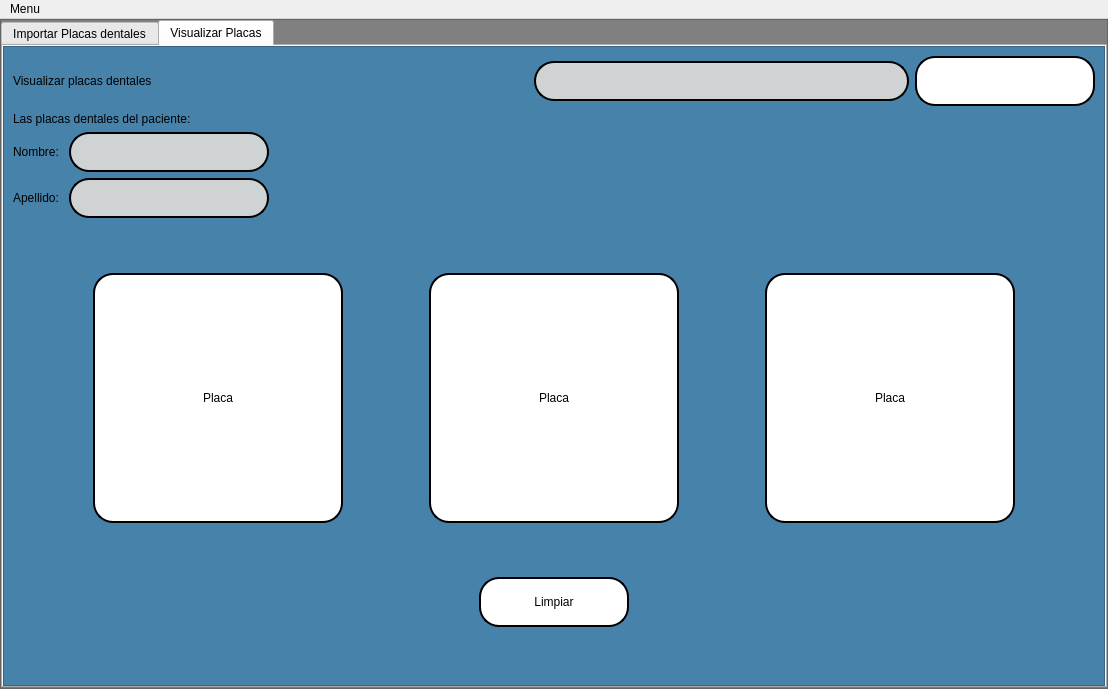
Reinaldito04/App-Consultas-y-Historias-Medicas, file interfaces/placas.ui: the form before one commit.
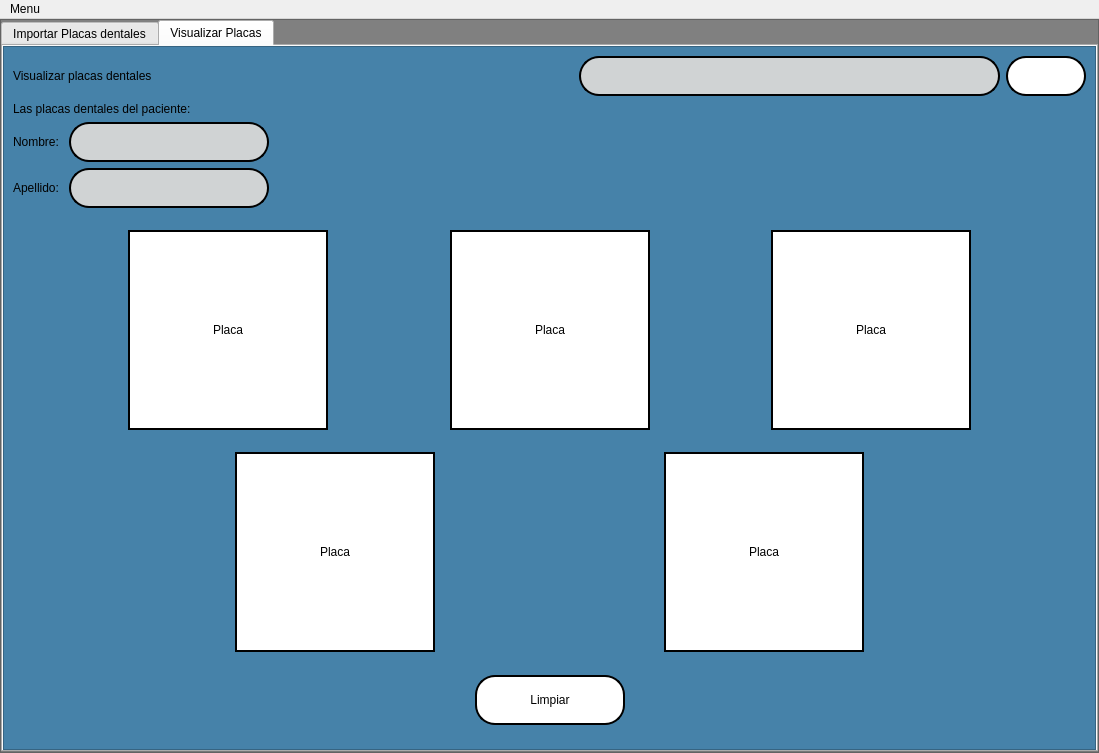
The form after the commit. The open tabs and pages were chosen to show the change. Icons and pictures are not drawn.

Commit message: Ajuste en la Ui's y Ui de placas, logica de esta misma seccion en el main

```diff
--- a/interfaces/placas.ui
+++ b/interfaces/placas.ui
@@ -6,8 +6,8 @@
    <rect>
     <x>0</x>
     <y>0</y>
-    <width>1108</width>
-    <height>689</height>
+    <width>1099</width>
+    <height>753</height>
    </rect>
   </property>
   <property name="windowTitle">
@@ -62,7 +62,7 @@
        <item>
         <widget class="QTabWidget" name="tabWidget">
          <property name="currentIndex">
-          <number>0</number>
+          <number>1</number>
          </property>
          <widget class="QWidget" name="tab">
           <attribute name="title">
@@ -126,7 +126,7 @@
              <property name="frameShadow">
               <enum>QFrame::Raised</enum>
              </property>
-             <layout class="QVBoxLayout" name="verticalLayout_6">
+             <layout class="QVBoxLayout" name="verticalLayout_7">
               <item>
                <layout class="QHBoxLayout" name="horizontalLayout_19">
                 <item>
@@ -163,14 +163,14 @@
                  <widget class="QPushButton" name="btn_buscar">
                   <property name="minimumSize">
                    <size>
-                    <width>180</width>
-                    <height>50</height>
+                    <width>80</width>
+                    <height>40</height>
                    </size>
                   </property>
                   <property name="maximumSize">
                    <size>
-                    <width>180</width>
-                    <height>16777215</height>
+                    <width>80</width>
+                    <height>40</height>
                    </size>
                   </property>
                   <property name="styleSheet">
@@ -181,7 +181,7 @@
                   </property>
                   <property name="icon">
                    <iconset>
-                    <normaloff>../../../../Desktop/PROYECTO/project/interfaces/ELEMENTOS GRAFICOS/buscar.png</normaloff>../../../../Desktop/PROYECTO/project/interfaces/ELEMENTOS GRAFICOS/buscar.png</iconset>
+                    <normaloff>ELEMENTOS GRAFICOS/buscar.png</normaloff>ELEMENTOS GRAFICOS/buscar.png</iconset>
                   </property>
                   <property name="iconSize">
                    <size>
@@ -307,26 +307,28 @@
                </layout>
               </item>
               <item>
-               <layout class="QHBoxLayout" name="horizontalLayout_3">
+               <spacer name="verticalSpacer_5">
+                <property name="orientation">
+                 <enum>Qt::Vertical</enum>
+                </property>
+                <property name="sizeHint" stdset="0">
+                 <size>
+                  <width>20</width>
+                  <height>40</height>
+                 </size>
+                </property>
+               </spacer>
+              </item>
+              <item>
+               <layout class="QHBoxLayout" name="horizontalLayout_6">
+                <item>
+                 <layout class="QVBoxLayout" name="verticalLayout_6">
                 <item>
                  <layout class="QVBoxLayout" name="verticalLayout_5">
-                  <item>
-                   <spacer name="verticalSpacer_3">
-                    <property name="orientation">
-                     <enum>Qt::Vertical</enum>
-                    </property>
-                    <property name="sizeHint" stdset="0">
-                     <size>
-                      <width>20</width>
-                      <height>40</height>
-                     </size>
-                    </property>
-                   </spacer>
-                  </item>
                   <item>
                    <layout class="QHBoxLayout" name="horizontalLayout_2">
                     <item>
-                     <spacer name="horizontalSpacer_21">
+                       <spacer name="horizontalSpacer_9">
                       <property name="orientation">
                        <enum>Qt::Horizontal</enum>
                       </property>
@@ -342,21 +344,20 @@
                      <widget class="QLabel" name="img1">
                       <property name="minimumSize">
                        <size>
-                        <width>250</width>
-                        <height>250</height>
+                          <width>200</width>
+                          <height>200</height>
                        </size>
                       </property>
                       <property name="maximumSize">
                        <size>
-                        <width>250</width>
-                        <height>250</height>
+                          <width>200</width>
+                          <height>200</height>
                        </size>
                       </property>
                       <property name="styleSheet">
                        <string notr="true">QLabel{
 background-color: rgb(255, 255, 255);
 border: 2px solid  rgb(0,0,0);
-border-radius:20px;
 }</string>
                       </property>
                       <property name="text">
@@ -371,7 +372,7 @@
                      </widget>
                     </item>
                     <item>
-                     <spacer name="horizontalSpacer_22">
+                       <spacer name="horizontalSpacer_6">
                       <property name="orientation">
                        <enum>Qt::Horizontal</enum>
                       </property>
@@ -387,21 +388,20 @@
                      <widget class="QLabel" name="img2">
                       <property name="minimumSize">
                        <size>
-                        <width>250</width>
-                        <height>250</height>
+                          <width>200</width>
+                          <height>200</height>
                        </size>
                       </property>
                       <property name="maximumSize">
                        <size>
-                        <width>250</width>
-                        <height>250</height>
+                          <width>200</width>
+                          <height>200</height>
                        </size>
                       </property>
                       <property name="styleSheet">
                        <string notr="true">QLabel{
 background-color: rgb(255, 255, 255);
 border: 2px solid  rgb(0,0,0);
-border-radius:20px;
 }</string>
                       </property>
                       <property name="text">
@@ -416,7 +416,7 @@
                      </widget>
                     </item>
                     <item>
-                     <spacer name="horizontalSpacer_23">
+                       <spacer name="horizontalSpacer_7">
                       <property name="orientation">
                        <enum>Qt::Horizontal</enum>
                       </property>
@@ -432,21 +432,20 @@
                      <widget class="QLabel" name="img3">
                       <property name="minimumSize">
                        <size>
-                        <width>250</width>
-                        <height>250</height>
+                          <width>200</width>
+                          <height>200</height>
                        </size>
                       </property>
                       <property name="maximumSize">
                        <size>
-                        <width>250</width>
-                        <height>250</height>
+                          <width>200</width>
+                          <height>200</height>
                        </size>
                       </property>
                       <property name="styleSheet">
                        <string notr="true">QLabel{
 background-color: rgb(255, 255, 255);
 border: 2px solid  rgb(0,0,0);
-border-radius:20px;
 }</string>
                       </property>
                       <property name="text">
@@ -461,7 +460,7 @@
                      </widget>
                     </item>
                     <item>
-                     <spacer name="horizontalSpacer_24">
+                       <spacer name="horizontalSpacer_8">
                       <property name="orientation">
                        <enum>Qt::Horizontal</enum>
                       </property>
@@ -476,7 +475,127 @@
                    </layout>
                   </item>
                   <item>
-                   <spacer name="verticalSpacer_2">
+                     <spacer name="verticalSpacer_3">
+                      <property name="orientation">
+                       <enum>Qt::Vertical</enum>
+                      </property>
+                      <property name="sizeHint" stdset="0">
+                       <size>
+                        <width>20</width>
+                        <height>40</height>
+                       </size>
+                      </property>
+                     </spacer>
+                    </item>
+                    <item>
+                     <layout class="QHBoxLayout" name="horizontalLayout_3">
+                      <item>
+                       <spacer name="horizontalSpacer_10">
+                        <property name="orientation">
+                         <enum>Qt::Horizontal</enum>
+                        </property>
+                        <property name="sizeHint" stdset="0">
+                         <size>
+                          <width>40</width>
+                          <height>20</height>
+                         </size>
+                        </property>
+                       </spacer>
+                      </item>
+                      <item>
+                       <widget class="QLabel" name="img4">
+                        <property name="minimumSize">
+                         <size>
+                          <width>200</width>
+                          <height>200</height>
+                         </size>
+                        </property>
+                        <property name="maximumSize">
+                         <size>
+                          <width>200</width>
+                          <height>200</height>
+                         </size>
+                        </property>
+                        <property name="styleSheet">
+                         <string notr="true">QLabel{
+background-color: rgb(255, 255, 255);
+border: 2px solid  rgb(0,0,0);
+}</string>
+                        </property>
+                        <property name="text">
+                         <string>Placa</string>
+                        </property>
+                        <property name="scaledContents">
+                         <bool>true</bool>
+                        </property>
+                        <property name="alignment">
+                         <set>Qt::AlignCenter</set>
+                        </property>
+                       </widget>
+                      </item>
+                      <item>
+                       <spacer name="horizontalSpacer_11">
+                        <property name="orientation">
+                         <enum>Qt::Horizontal</enum>
+                        </property>
+                        <property name="sizeHint" stdset="0">
+                         <size>
+                          <width>40</width>
+                          <height>20</height>
+                         </size>
+                        </property>
+                       </spacer>
+                      </item>
+                      <item>
+                       <widget class="QLabel" name="img5">
+                        <property name="minimumSize">
+                         <size>
+                          <width>200</width>
+                          <height>200</height>
+                         </size>
+                        </property>
+                        <property name="maximumSize">
+                         <size>
+                          <width>200</width>
+                          <height>200</height>
+                         </size>
+                        </property>
+                        <property name="styleSheet">
+                         <string notr="true">QLabel{
+background-color: rgb(255, 255, 255);
+border: 2px solid  rgb(0,0,0);
+}</string>
+                        </property>
+                        <property name="text">
+                         <string>Placa</string>
+                        </property>
+                        <property name="scaledContents">
+                         <bool>true</bool>
+                        </property>
+                        <property name="alignment">
+                         <set>Qt::AlignCenter</set>
+                        </property>
+                       </widget>
+                      </item>
+                      <item>
+                       <spacer name="horizontalSpacer_12">
+                        <property name="orientation">
+                         <enum>Qt::Horizontal</enum>
+                        </property>
+                        <property name="sizeHint" stdset="0">
+                         <size>
+                          <width>40</width>
+                          <height>20</height>
+                         </size>
+                        </property>
+                       </spacer>
+                      </item>
+                     </layout>
+                    </item>
+                   </layout>
+                  </item>
+                  <item>
+                   <spacer name="verticalSpacer_4">
                     <property name="orientation">
                      <enum>Qt::Vertical</enum>
                     </property>
@@ -746,14 +865,14 @@
                </layout>
               </item>
               <item>
-               <spacer name="verticalSpacer_4">
+               <spacer name="verticalSpacer_2">
                 <property name="orientation">
                  <enum>Qt::Vertical</enum>
                 </property>
                 <property name="sizeHint" stdset="0">
                  <size>
                   <width>20</width>
-                  <height>47</height>
+                  <height>40</height>
                  </size>
                 </property>
                </spacer>
@@ -825,7 +944,7 @@
              <property name="frameShadow">
               <enum>QFrame::Raised</enum>
              </property>
-             <layout class="QVBoxLayout" name="verticalLayout_8">
+             <layout class="QVBoxLayout" name="verticalLayout_9">
               <item>
                <layout class="QHBoxLayout" name="horizontalLayout_17">
                 <item>
@@ -862,14 +981,14 @@
                  <widget class="QPushButton" name="btn_buscar_2">
                   <property name="minimumSize">
                    <size>
-                    <width>180</width>
-                    <height>50</height>
+                    <width>80</width>
+                    <height>40</height>
                    </size>
                   </property>
                   <property name="maximumSize">
                    <size>
-                    <width>180</width>
-                    <height>16777215</height>
+                    <width>80</width>
+                    <height>40</height>
                    </size>
                   </property>
                   <property name="styleSheet">
@@ -880,7 +999,7 @@
                   </property>
                   <property name="icon">
                    <iconset>
-                    <normaloff>../../../../Desktop/PROYECTO/project/interfaces/ELEMENTOS GRAFICOS/buscar.png</normaloff>../../../../Desktop/PROYECTO/project/interfaces/ELEMENTOS GRAFICOS/buscar.png</iconset>
+                    <normaloff>ELEMENTOS GRAFICOS/buscar.png</normaloff>ELEMENTOS GRAFICOS/buscar.png</iconset>
                   </property>
                   <property name="iconSize">
                    <size>
@@ -1013,99 +1132,11 @@
                </spacer>
               </item>
               <item>
-               <layout class="QHBoxLayout" name="horizontalLayout_11">
+               <layout class="QVBoxLayout" name="verticalLayout_8">
                 <item>
-                 <spacer name="horizontalSpacer_12">
-                  <property name="orientation">
-                   <enum>Qt::Horizontal</enum>
-                  </property>
-                  <property name="sizeHint" stdset="0">
-                   <size>
-                    <width>40</width>
-                    <height>20</height>
-                   </size>
-                  </property>
-                 </spacer>
-                </item>
+                 <layout class="QHBoxLayout" name="horizontalLayout_7">
                 <item>
-                 <widget class="QLabel" name="img4">
-                  <property name="minimumSize">
-                   <size>
-                    <width>250</width>
-                    <height>250</height>
-                   </size>
-                  </property>
-                  <property name="maximumSize">
-                   <size>
-                    <width>250</width>
-                    <height>250</height>
-                   </size>
-                  </property>
-                  <property name="styleSheet">
-                   <string notr="true">QLabel{
-background-color: rgb(255, 255, 255);
-border: 2px solid  rgb(0,0,0);
-border-radius:20px;
-}</string>
-                  </property>
-                  <property name="text">
-                   <string>Placa</string>
-                  </property>
-                  <property name="scaledContents">
-                   <bool>true</bool>
-                  </property>
-                  <property name="alignment">
-                   <set>Qt::AlignCenter</set>
-                  </property>
-                 </widget>
-                </item>
-                <item>
-                 <spacer name="horizontalSpacer_10">
-                  <property name="orientation">
-                   <enum>Qt::Horizontal</enum>
-                  </property>
-                  <property name="sizeHint" stdset="0">
-                   <size>
-                    <width>40</width>
-                    <height>20</height>
-                   </size>
-                  </property>
-                 </spacer>
-                </item>
-                <item>
-                 <widget class="QLabel" name="img5">
-                  <property name="minimumSize">
-                   <size>
-                    <width>250</width>
-                    <height>250</height>
-                   </size>
-                  </property>
-                  <property name="maximumSize">
-                   <size>
-                    <width>250</width>
-                    <height>250</height>
-                   </size>
-                  </property>
-                  <property name="styleSheet">
-                   <string notr="true">QLabel{
-background-color: rgb(255, 255, 255);
-border: 2px solid  rgb(0,0,0);
-border-radius:20px;
-}</string>
-                  </property>
-                  <property name="text">
-                   <string>Placa</string>
-                  </property>
-                  <property name="scaledContents">
-                   <bool>true</bool>
-                  </property>
-                  <property name="alignment">
-                   <set>Qt::AlignCenter</set>
-                  </property>
-                 </widget>
-                </item>
-                <item>
-                 <spacer name="horizontalSpacer_11">
+                   <spacer name="horizontalSpacer_14">
                   <property name="orientation">
                    <enum>Qt::Horizontal</enum>
                   </property>
@@ -1121,21 +1152,20 @@
                  <widget class="QLabel" name="img6">
                   <property name="minimumSize">
                    <size>
-                    <width>250</width>
-                    <height>250</height>
+                      <width>200</width>
+                      <height>200</height>
                    </size>
                   </property>
                   <property name="maximumSize">
                    <size>
-                    <width>250</width>
-                    <height>250</height>
+                      <width>200</width>
+                      <height>200</height>
                    </size>
                   </property>
                   <property name="styleSheet">
                    <string notr="true">QLabel{
 background-color: rgb(255, 255, 255);
 border: 2px solid  rgb(0,0,0);
-border-radius:20px;
 }</string>
                   </property>
                   <property name="text">
@@ -1162,6 +1192,214 @@
                   </property>
                  </spacer>
                 </item>
+                  <item>
+                   <widget class="QLabel" name="img7">
+                    <property name="minimumSize">
+                     <size>
+                      <width>200</width>
+                      <height>200</height>
+                     </size>
+                    </property>
+                    <property name="maximumSize">
+                     <size>
+                      <width>200</width>
+                      <height>200</height>
+                     </size>
+                    </property>
+                    <property name="styleSheet">
+                     <string notr="true">QLabel{
+background-color: rgb(255, 255, 255);
+border: 2px solid  rgb(0,0,0);
+}</string>
+                    </property>
+                    <property name="text">
+                     <string>Placa</string>
+                    </property>
+                    <property name="scaledContents">
+                     <bool>true</bool>
+                    </property>
+                    <property name="alignment">
+                     <set>Qt::AlignCenter</set>
+                    </property>
+                   </widget>
+                  </item>
+                  <item>
+                   <spacer name="horizontalSpacer_21">
+                    <property name="orientation">
+                     <enum>Qt::Horizontal</enum>
+                    </property>
+                    <property name="sizeHint" stdset="0">
+                     <size>
+                      <width>40</width>
+                      <height>20</height>
+                     </size>
+                    </property>
+                   </spacer>
+                  </item>
+                  <item>
+                   <widget class="QLabel" name="img8">
+                    <property name="minimumSize">
+                     <size>
+                      <width>200</width>
+                      <height>200</height>
+                     </size>
+                    </property>
+                    <property name="maximumSize">
+                     <size>
+                      <width>200</width>
+                      <height>200</height>
+                     </size>
+                    </property>
+                    <property name="styleSheet">
+                     <string notr="true">QLabel{
+background-color: rgb(255, 255, 255);
+border: 2px solid  rgb(0,0,0);
+}</string>
+                    </property>
+                    <property name="text">
+                     <string>Placa</string>
+                    </property>
+                    <property name="scaledContents">
+                     <bool>true</bool>
+                    </property>
+                    <property name="alignment">
+                     <set>Qt::AlignCenter</set>
+                    </property>
+                   </widget>
+                  </item>
+                  <item>
+                   <spacer name="horizontalSpacer_22">
+                    <property name="orientation">
+                     <enum>Qt::Horizontal</enum>
+                    </property>
+                    <property name="sizeHint" stdset="0">
+                     <size>
+                      <width>40</width>
+                      <height>20</height>
+                     </size>
+                    </property>
+                   </spacer>
+                  </item>
+                 </layout>
+                </item>
+                <item>
+                 <spacer name="verticalSpacer_7">
+                  <property name="orientation">
+                   <enum>Qt::Vertical</enum>
+                  </property>
+                  <property name="sizeHint" stdset="0">
+                   <size>
+                    <width>20</width>
+                    <height>40</height>
+                   </size>
+                  </property>
+                 </spacer>
+                </item>
+                <item>
+                 <layout class="QHBoxLayout" name="horizontalLayout_8">
+                  <item>
+                   <spacer name="horizontalSpacer_23">
+                    <property name="orientation">
+                     <enum>Qt::Horizontal</enum>
+                    </property>
+                    <property name="sizeHint" stdset="0">
+                     <size>
+                      <width>40</width>
+                      <height>20</height>
+                     </size>
+                    </property>
+                   </spacer>
+                  </item>
+                  <item>
+                   <widget class="QLabel" name="img9">
+                    <property name="minimumSize">
+                     <size>
+                      <width>200</width>
+                      <height>200</height>
+                     </size>
+                    </property>
+                    <property name="maximumSize">
+                     <size>
+                      <width>200</width>
+                      <height>200</height>
+                     </size>
+                    </property>
+                    <property name="styleSheet">
+                     <string notr="true">QLabel{
+background-color: rgb(255, 255, 255);
+border: 2px solid  rgb(0,0,0);
+}</string>
+                    </property>
+                    <property name="text">
+                     <string>Placa</string>
+                    </property>
+                    <property name="scaledContents">
+                     <bool>true</bool>
+                    </property>
+                    <property name="alignment">
+                     <set>Qt::AlignCenter</set>
+                    </property>
+                   </widget>
+                  </item>
+                  <item>
+                   <spacer name="horizontalSpacer_24">
+                    <property name="orientation">
+                     <enum>Qt::Horizontal</enum>
+                    </property>
+                    <property name="sizeHint" stdset="0">
+                     <size>
+                      <width>40</width>
+                      <height>20</height>
+                     </size>
+                    </property>
+                   </spacer>
+                  </item>
+                  <item>
+                   <widget class="QLabel" name="img10">
+                    <property name="minimumSize">
+                     <size>
+                      <width>200</width>
+                      <height>200</height>
+                     </size>
+                    </property>
+                    <property name="maximumSize">
+                     <size>
+                      <width>200</width>
+                      <height>200</height>
+                     </size>
+                    </property>
+                    <property name="styleSheet">
+                     <string notr="true">QLabel{
+background-color: rgb(255, 255, 255);
+border: 2px solid  rgb(0,0,0);
+}</string>
+                    </property>
+                    <property name="text">
+                     <string>Placa</string>
+                    </property>
+                    <property name="scaledContents">
+                     <bool>true</bool>
+                    </property>
+                    <property name="alignment">
+                     <set>Qt::AlignCenter</set>
+                    </property>
+                   </widget>
+                  </item>
+                  <item>
+                   <spacer name="horizontalSpacer_25">
+                    <property name="orientation">
+                     <enum>Qt::Horizontal</enum>
+                    </property>
+                    <property name="sizeHint" stdset="0">
+                     <size>
+                      <width>40</width>
+                      <height>20</height>
+                     </size>
+                    </property>
+                   </spacer>
+                  </item>
+                 </layout>
+                </item>
                </layout>
               </item>
               <item>
@@ -1256,7 +1494,7 @@
     <rect>
      <x>0</x>
      <y>0</y>
-     <width>1108</width>
+     <width>1099</width>
      <height>21</height>
     </rect>
    </property>
```
Lines whose indentation alone changed are shown as unchanged. The commit also changes 5 other files.
